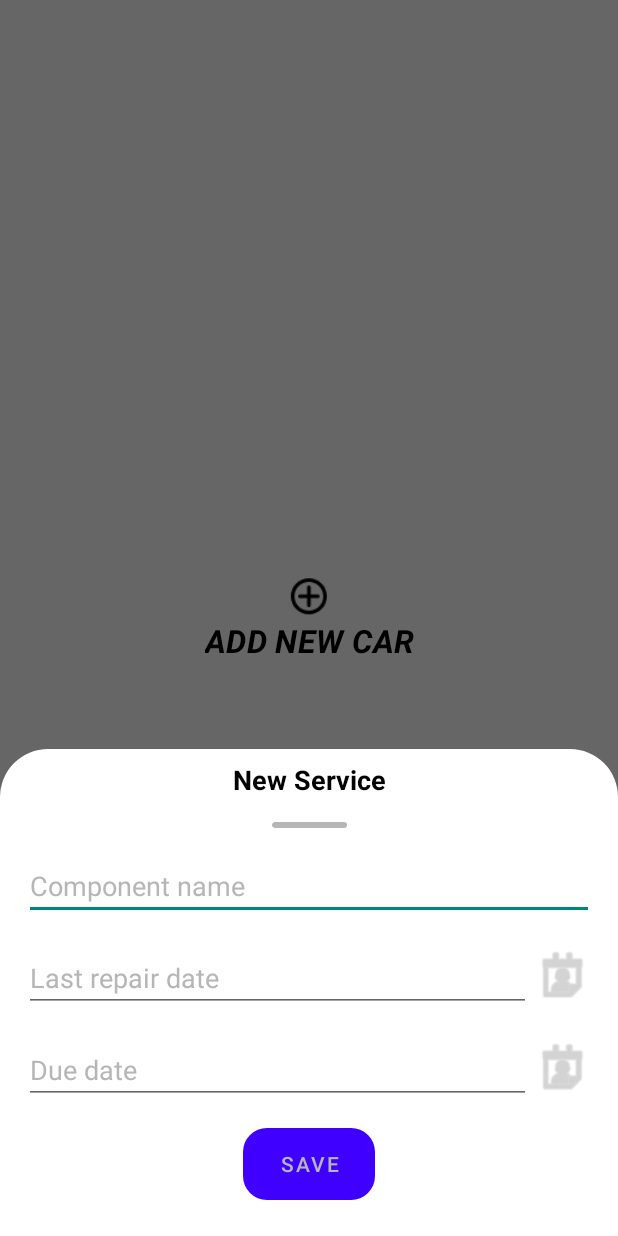
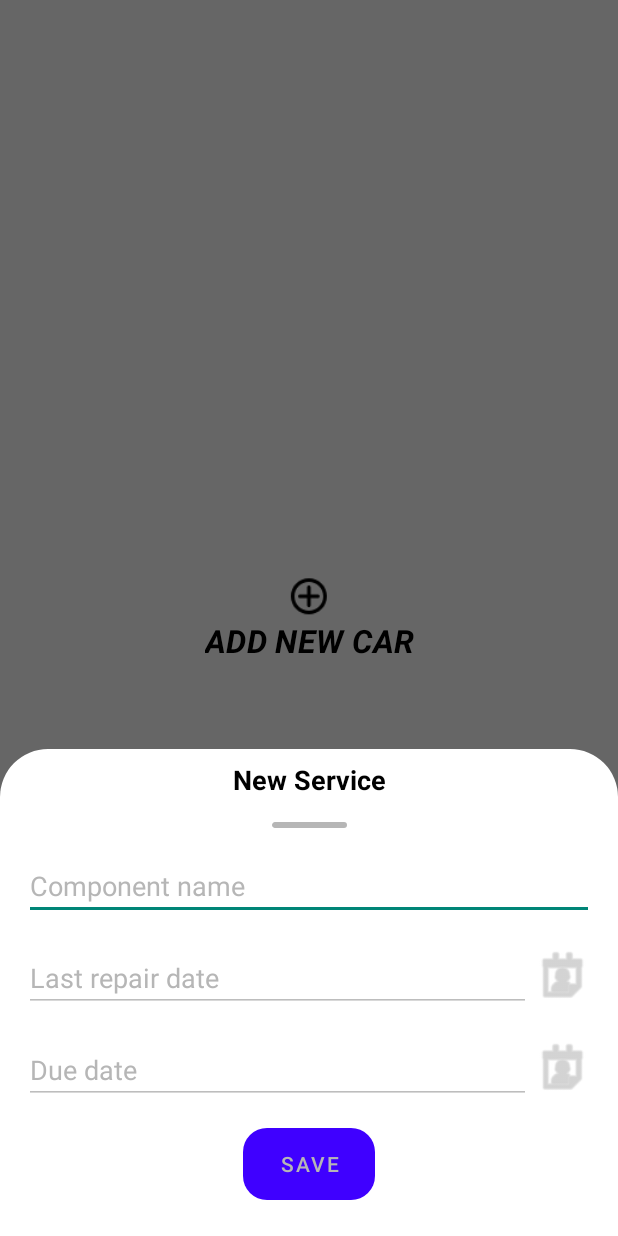
Before and after one commit to ivangarzab/carrus, an Android app: the NewServiceDialogFragment screen opened through its navigation route, on a phone screen of 412 x 824 dp. Run offline under Robolectric (Android 15) with nearby library versions, the phone set to English and light mode, and no system bars; our stand-ins replace data binding.

Commit message:
Implement Calendar fields inside the modal_component.xml

```diff
--- a/app/src/main/java/com/ivangarzab/carbud/overview/OverviewViewModel.kt
+++ b/app/src/main/java/com/ivangarzab/carbud/overview/OverviewViewModel.kt
@@ -30,6 +30,8 @@ class OverviewViewModel(private val savedState: SavedStateHandle) : ViewModel()
         OverviewState()
     )
 
+    var datesInMillis: Pair<Long, Long> = Pair(0, 0)
+
     fun fetchDefaultCar() = carRepository.getDefaultCar()?.let {
         updateCarState(it)
     }
@@ -40,7 +42,7 @@ class OverviewViewModel(private val savedState: SavedStateHandle) : ViewModel()
 
     fun verifyServiceData(
         name: String
-    ): Boolean = (name.isNotBlank()) // TODO: Verify more data
+    ): Boolean = name.isNotBlank() && datesInMillis.first != 0L && datesInMillis.second != 0L
 
     fun onServiceCreated(service: Service) {
         Log.d("IGB", "New Service created: $service")
--- a/app/src/main/res/layout/modal_component.xml
+++ b/app/src/main/res/layout/modal_component.xml
@@ -8,6 +8,12 @@
             alias="View"
             type="android.view.View"/>
         <variable
+            name="lastDateClickListener"
+            type="android.view.View.OnClickListener" />
+        <variable
+            name="dueDateClickListener"
+            type="android.view.View.OnClickListener" />
+        <variable
             name="saveClickListener"
             type="android.view.View.OnClickListener" />
     </data>
@@ -16,16 +22,16 @@
             android:id="@+id/componentModalRoot"
             android:layout_width="match_parent"
             android:layout_height="wrap_content"
-            android:paddingStart="16dp"
-            android:paddingEnd="16dp"
-            android:paddingBottom="24dp"
+            android:paddingStart="@dimen/base_16"
+            android:paddingEnd="@dimen/base_16"
+            android:paddingBottom="@dimen/base_24"
             android:clickable="true">
 
         <TextView
             android:id="@+id/componentModalTitleLabel"
             android:layout_width="0dp"
             android:layout_height="wrap_content"
-            android:layout_margin="8dp"
+            android:layout_margin="@dimen/base_8"
             android:gravity="center"
             android:text="@string/new_service"
             android:textSize="@dimen/text_18"
@@ -39,8 +45,8 @@
         <View
             android:id="@+id/componentModalGrabView"
             android:layout_width="50dp"
-            android:layout_height="4dp"
-            android:layout_margin="16dp"
+            android:layout_height="@dimen/base_4"
+            android:layout_margin="@dimen/base_16"
             android:background="@drawable/view_grab"
             android:backgroundTint="@color/silver"
             app:layout_constraintTop_toBottomOf="@+id/componentModalTitleLabel"
@@ -52,7 +58,7 @@
             android:id="@+id/componentModalNameField"
             android:layout_width="0dp"
             android:layout_height="wrap_content"
-            android:layout_marginTop="16dp"
+            android:layout_marginTop="@dimen/base_16"
             android:inputType="text"
             android:hint="@string/component_name"
             android:textColorHint="@color/silver"
@@ -65,20 +71,27 @@
             android:id="@+id/componentModalLastDateField"
             android:layout_width="0dp"
             android:layout_height="wrap_content"
-            android:layout_marginTop="16dp"
-            android:inputType="date"
+            android:layout_marginTop="@dimen/base_16"
+            android:ems="10"
+            android:inputType="none"
+            android:enabled="false"
             android:hint="@string/last_repair_date"
             android:autofillHints=""
             android:textColorHint="@color/silver"
+            android:textColor="?android:textColor"
+            android:clickable="true"
+            android:onClick="@{lastDateClickListener}"
             app:layout_constraintTop_toBottomOf="@+id/componentModalNameField"
             app:layout_constraintStart_toStartOf="parent"
-            app:layout_constraintEnd_toStartOf="@+id/componentModalLastDateCalendar" />
+            app:layout_constraintEnd_toStartOf="@+id/componentModalLastDateCalendar"
+            tools:textColor="@color/black"/>
         <ImageView
             android:id="@+id/componentModalLastDateCalendar"
-            android:layout_width="42dp"
-            android:layout_height="42dp"
-            android:layout_marginTop="16dp"
+            android:layout_width="@dimen/base_42"
+            android:layout_height="@dimen/base_42"
+            android:layout_marginTop="@dimen/base_16"
             android:contentDescription="@string/label_icon"
+            android:onClick="@{lastDateClickListener}"
             android:src="@android:drawable/ic_menu_my_calendar"
             app:tint="@color/silver"
             app:layout_constraintTop_toBottomOf="@+id/componentModalNameField"
@@ -89,20 +102,27 @@
             android:id="@+id/componentModalDueDateField"
             android:layout_width="0dp"
             android:layout_height="wrap_content"
-            android:layout_marginTop="16dp"
-            android:inputType="date"
+            android:layout_marginTop="@dimen/base_16"
+            android:ems="10"
+            android:inputType="none"
+            android:enabled="false"
             android:hint="@string/due_date"
             android:autofillHints=""
             android:textColorHint="@color/silver"
+            android:textColor="?android:textColor"
+            android:clickable="true"
+            android:onClick="@{dueDateClickListener}"
             app:layout_constraintTop_toBottomOf="@+id/componentModalLastDateField"
             app:layout_constraintStart_toStartOf="parent"
-            app:layout_constraintEnd_toStartOf="@+id/componentModalDueDateCalendar" />
+            app:layout_constraintEnd_toStartOf="@+id/componentModalDueDateCalendar"
+            tools:textColor="@color/black"/>
         <ImageView
             android:id="@+id/componentModalDueDateCalendar"
-            android:layout_width="42dp"
-            android:layout_height="42dp"
-            android:layout_marginTop="16dp"
+            android:layout_width="@dimen/base_42"
+            android:layout_height="@dimen/base_42"
+            android:layout_marginTop="@dimen/base_16"
             android:contentDescription="@string/label_icon"
+            android:onClick="@{dueDateClickListener}"
             android:src="@android:drawable/ic_menu_my_calendar"
             app:tint="@color/silver"
             app:layout_constraintTop_toBottomOf="@+id/componentModalLastDateField"
@@ -112,7 +132,7 @@
         <com.google.android.material.button.MaterialButton
             android:layout_width="wrap_content"
             android:layout_height="wrap_content"
-            android:layout_marginTop="16dp"
+            android:layout_marginTop="@dimen/base_16"
             android:text="@string/save"
             android:textColor="@color/silver"
             android:background="@drawable/bg_round_corners"
--- a/app/src/main/res/values/dimens.xml
+++ b/app/src/main/res/values/dimens.xml
@@ -13,6 +13,7 @@
     <dimen name="base_12">12dp</dimen>
     <dimen name="base_16">16dp</dimen>
     <dimen name="base_24">24dp</dimen>
+    <dimen name="base_42">42dp</dimen>
 
     <!-- raw text dimens -->
     <dimen name="text_18">18sp</dimen>
--- a/app/src/main/res/values/strings.xml
+++ b/app/src/main/res/values/strings.xml
@@ -48,4 +48,5 @@
 
     <!-- Modal: Service -->
     <string name="new_service">New Service</string>
+    <string name="service_date_format">%1$d/%2$d/%3$d</string>
 </resources>
--- a/app/src/main/res/values/themes.xml
+++ b/app/src/main/res/values/themes.xml
@@ -6,7 +6,7 @@
         <item name="colorPrimaryVariant">#967BB6</item>
         <item name="colorOnPrimary">#0000CA</item>
         <!-- Secondary brand color. -->
-        <item name="colorSecondary">@color/white</item>
+        <item name="colorSecondary">@color/mark_color</item>
         <item name="colorSecondaryVariant">@color/white</item>
         <item name="colorOnSecondary">@color/white</item>
         <!-- System bars color. -->
```
Also changed, not shown: app/src/main/java/com/ivangarzab/carbud/modals/NewServiceDialogFragment.kt (+57 -2 lines).
